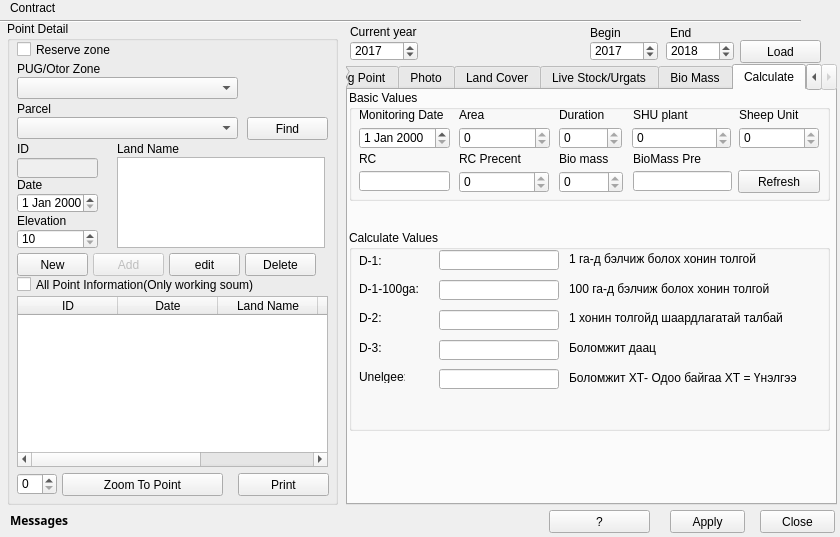
teamlm2/lm2, file view/PastureMonitoringValueDialog.ui: the form before one commit.
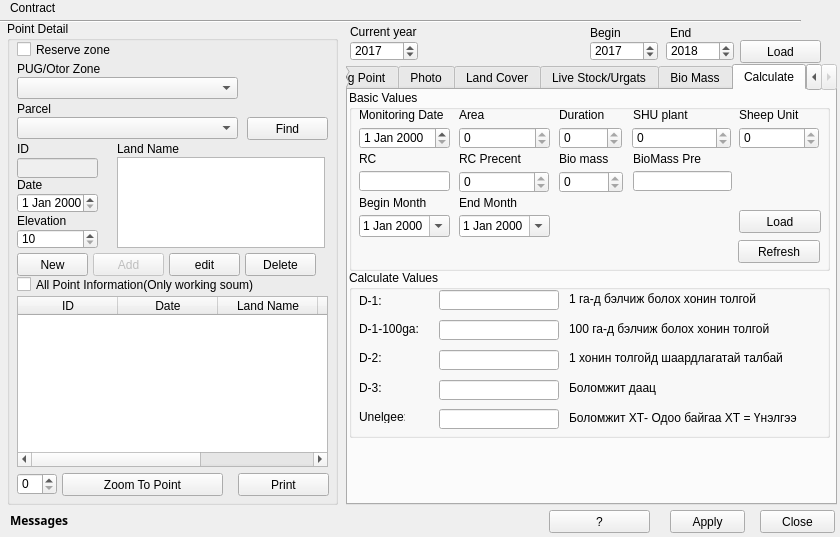
The form after the commit. The open tabs and pages were chosen to show the change.

Commit message: pasture and contract change

The edit to the form file:
```diff
--- a/view/PastureMonitoringValueDialog.ui
+++ b/view/PastureMonitoringValueDialog.ui
@@ -1121,9 +1121,9 @@
      <property name="geometry">
       <rect>
        <x>1</x>
-       <y>140</y>
+       <y>180</y>
        <width>481</width>
-       <height>201</height>
+       <height>168</height>
       </rect>
      </property>
      <property name="title">
@@ -1331,7 +1331,7 @@
        <x>1</x>
        <y>0</y>
        <width>481</width>
-       <height>111</height>
+       <height>181</height>
       </rect>
      </property>
      <property name="title">
@@ -1608,7 +1608,7 @@
       <property name="geometry">
        <rect>
         <x>389</x>
-        <y>80</y>
+        <y>150</y>
         <width>82</width>
         <height>23</height>
        </rect>
@@ -1617,6 +1617,71 @@
        <string>Refresh</string>
       </property>
      </widget>
+     <widget class="QDateEdit" name="begin_month_date">
+      <property name="geometry">
+       <rect>
+        <x>10</x>
+        <y>125</y>
+        <width>91</width>
+        <height>22</height>
+       </rect>
+      </property>
+      <property name="calendarPopup">
+       <bool>true</bool>
+      </property>
+     </widget>
+     <widget class="QLabel" name="label_8">
+      <property name="geometry">
+       <rect>
+        <x>10</x>
+        <y>105</y>
+        <width>91</width>
+        <height>16</height>
+       </rect>
+      </property>
+      <property name="text">
+       <string>Begin Month</string>
+      </property>
+     </widget>
+     <widget class="QLabel" name="label_16">
+      <property name="geometry">
+       <rect>
+        <x>110</x>
+        <y>105</y>
+        <width>91</width>
+        <height>16</height>
+       </rect>
+      </property>
+      <property name="text">
+       <string>End Month</string>
+      </property>
+     </widget>
+     <widget class="QDateEdit" name="end_month_date">
+      <property name="geometry">
+       <rect>
+        <x>110</x>
+        <y>125</y>
+        <width>91</width>
+        <height>22</height>
+       </rect>
+      </property>
+      <property name="calendarPopup">
+       <bool>true</bool>
+      </property>
+     </widget>
+     <widget class="QPushButton" name="calc_load_button">
+      <property name="geometry">
+       <rect>
+        <x>390</x>
+        <y>120</y>
+        <width>82</width>
+        <height>23</height>
+       </rect>
+      </property>
+      <property name="text">
+       <string>Load</string>
+      </property>
+     </widget>
     </widget>
    </widget>
   </widget>
```
Left out of the diff: 2 changed lines with no effect on the pictures. The commit also changes 12 other files.
